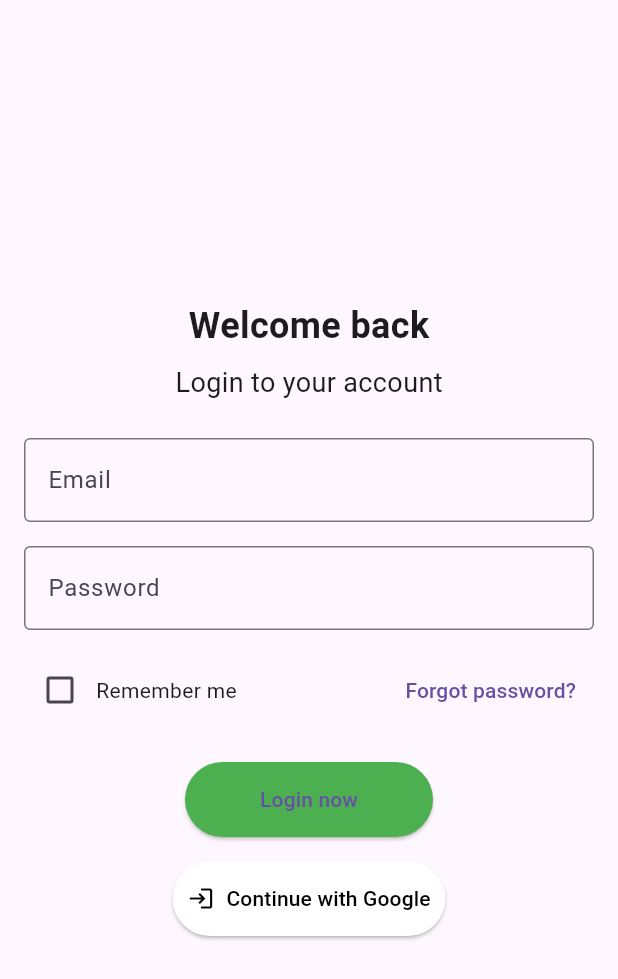
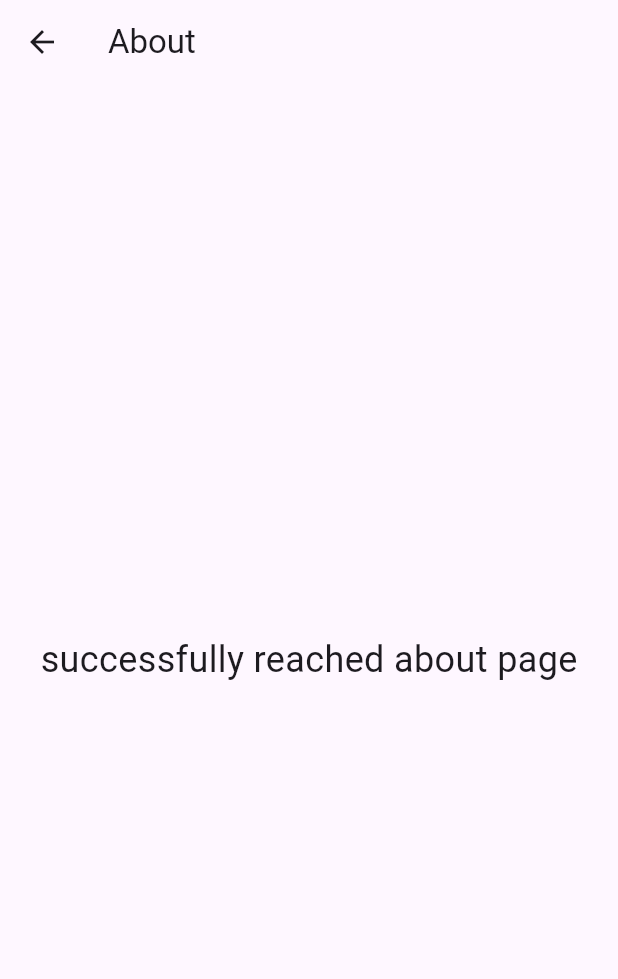
Before and after one commit to MOHAMMEDIRFAN554/login_about, a Flutter app: the screen it shows after launch, after a tap on "Login now", on a phone screen of 412 x 824 dp. Shown: the top 979 px of the screen. Run offline on Flutter 3.47's test engine with Material 3 defaults, Android fonts, the phone set to English and light mode, and no system bars.

Commit message:
Login with function

```diff
--- /dev/null
+++ b/lib/about_page.dart
@@ -0,0 +1,20 @@
+import 'package:flutter/material.dart';
+
+class AboutPage extends StatelessWidget {
+  const AboutPage({super.key});
+
+  @override
+  Widget build(BuildContext context) {
+    return Scaffold(
+      appBar: AppBar(
+        title: const Text('About'),
+      ),
+      body: const Center(
+        child: Text(
+          'successfully reached about page',
+          style: TextStyle(fontSize: 24),
+        ),
+      ),
+    );
+  }
+}
--- a/lib/login_page.dart
+++ b/lib/login_page.dart
@@ -1,12 +1,14 @@
 import 'package:flutter/material.dart';
+import 'about_page.dart'; // Import the AboutPage
 
 class LoginPage extends StatefulWidget {
-  const LoginPage({Key? key}) : super(key: key);
+  const LoginPage({super.key});
 
   @override
-  _LoginPageState createState() => _LoginPageState();
+  State<LoginPage> createState() => _LoginPageState();
 }
 
+// _LoginPageState is a private class but it's usage is within the public class LoginPage
 class _LoginPageState extends State<LoginPage> {
   final TextEditingController _emailController = TextEditingController();
   final TextEditingController _passwordController = TextEditingController();
@@ -66,7 +68,11 @@ class _LoginPageState extends State<LoginPage> {
             const SizedBox(height: 24.0),
             ElevatedButton(
               onPressed: () {
-                // Login action
+                // Navigate to the About page
+                Navigator.push(
+                  context,
+                  MaterialPageRoute(builder: (context) => const AboutPage()),
+                );
               },
               style: ElevatedButton.styleFrom(
                 backgroundColor: Colors.green,
--- a/lib/main.dart
+++ b/lib/main.dart
@@ -6,7 +6,7 @@ void main() {
 }
 
 class MyApp extends StatelessWidget {
-  const MyApp({Key? key}) : super(key: key);
+  const MyApp({super.key});
 
   @override
   Widget build(BuildContext context) {
```
